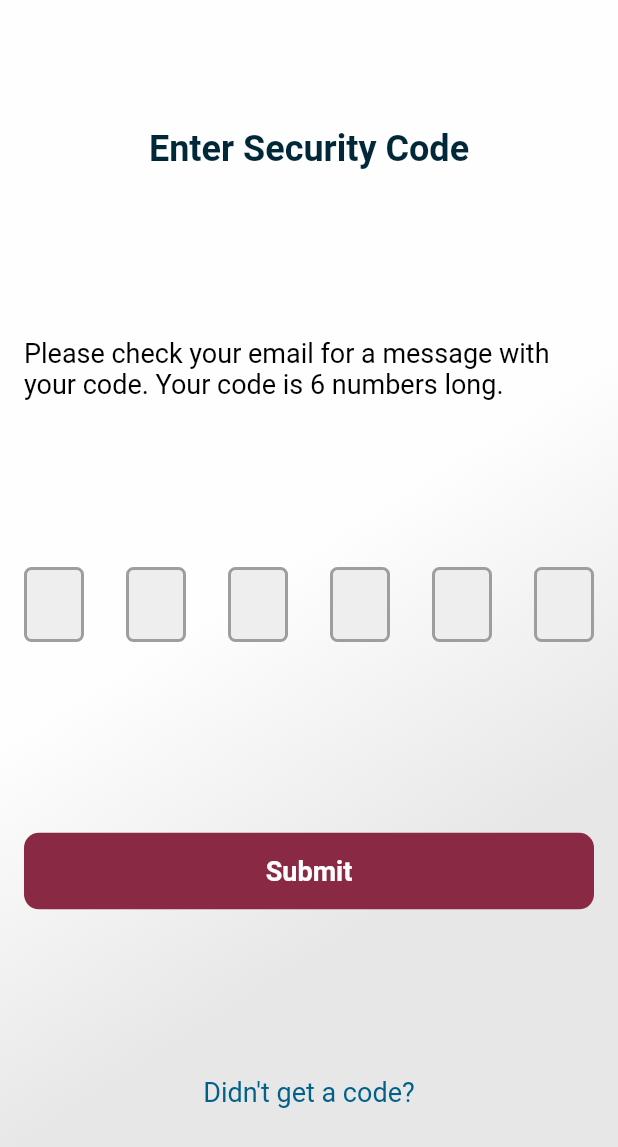
After one commit to karen98bdiw/estimate, a Flutter app: the ResetCodeScreen screen opened directly, on a phone screen of 412 x 824 dp. The commit adds this screen. Shown: the top 1147 px of the screen. Run offline on Flutter 3.47's test engine with Material 2 defaults, Android fonts, the phone set to English and light mode, and no system bars; drawn by our look-alikes of keyboard_dismisser, pin_code_fields; our stand-ins replace auto_size_text, flutter_svg; Roboto replaces fonts that are missing (Colibri); project files that could hold a hidden picture were left out.

Commit message:
reset screens added

```diff
--- /dev/null
+++ b/lib/pages/reset_code_screen.dart
@@ -0,0 +1,146 @@
+import 'package:estimators_app/utils/constats.dart';
+import 'package:estimators_app/utils/styles.dart';
+import 'package:estimators_app/widgets/buttons.dart';
+import 'package:estimators_app/widgets/helpers.dart';
+import 'package:estimators_app/widgets/inputs.dart';
+import 'package:flutter/material.dart';
+import 'package:flutter/services.dart';
+import 'package:flutter_svg/svg.dart';
+import 'package:keyboard_dismisser/keyboard_dismisser.dart';
+import 'package:pin_code_fields/pin_code_fields.dart';
+
+class ResetCodeScreen extends StatelessWidget {
+  String code = "";
+
+  @override
+  Widget build(BuildContext context) {
+    return KeyboardDismisser(
+      child: Scaffold(
+        backgroundColor: mainWhiteBackgroundColor,
+        body: SafeArea(
+          child: Stack(
+            children: [
+              SvgPicture.asset(
+                "assets/images/linearBackground.svg",
+                fit: BoxFit.cover,
+              ),
+              LayoutBuilder(
+                builder: (c, cnst) => SingleChildScrollView(
+                  child: ConstrainedBox(
+                    constraints: BoxConstraints(
+                      minWidth: cnst.maxWidth,
+                      minHeight: cnst.maxHeight,
+                    ),
+                    child: Padding(
+                      padding: EdgeInsets.symmetric(
+                        horizontal: 16,
+                        vertical: 30,
+                      ),
+                      child: Container(
+                        child: Column(
+                          mainAxisSize: MainAxisSize.max,
+                          mainAxisAlignment: MainAxisAlignment.spaceAround,
+                          children: [
+                            FormScreenTitle("Enter Security Code"),
+                            Text(
+                              "Please check your email for a message with your code. Your code is 6 numbers long.",
+                              style: mediumTextStyle(),
+                            ),
+                            PinCodeTextField(
+                              textInputType: TextInputType.number,
+                              backgroundColor: Colors.transparent,
+                              inputFormatters: [
+                                FilteringTextInputFormatter.digitsOnly
+                              ],
+                              length: 6,
+                              animationType: AnimationType.fade,
+                              pinTheme: PinTheme(
+                                activeColor: mainBtnColor,
+                                inactiveColor: Colors.grey,
+                                inactiveFillColor: Colors.grey[200],
+                                selectedColor: mainBtnColor,
+                                selectedFillColor: mainBtnColor,
+                                shape: PinCodeFieldShape.box,
+                                borderRadius: BorderRadius.circular(5),
+                                fieldHeight: 50,
+                                fieldWidth: 40,
+                                activeFillColor: Colors.white,
+                              ),
+                              animationDuration: Duration(milliseconds: 300),
+                              enableActiveFill: true,
+                              onCompleted: (v) {},
+                              onChanged: (value) {
+                                code = value;
+                              },
+                              beforeTextPaste: (text) {
+                                return true;
+                              },
+                            ),
+                            CustomBtn(
+                              fill: false,
+                              onClick: () {
+                                print(code);
+                              },
+                              title: "Submit",
+                            ),
+                            GestureDetector(
+                              onTap: () {
+                                Navigator.of(context).pop();
+                              },
+                              child: Padding(
+                                padding:
+                                    const EdgeInsets.symmetric(horizontal: 10),
+                                child: Text(
+                                  "Didn't get a code?",
+                                  style: mediumTextStyle(color: blueShape),
+                                ),
+                              ),
+                            ),
+                          ],
+                        ),
+                      ),
+                    ),
+                  ),
+                ),
+              ),
+            ],
+          ),
+        ),
+      ),
+    );
+  }
+}
+
+class CustomCodeItem extends StatelessWidget {
+  final String char;
+  final bool fieldFocused;
+  final bool itemFocused;
+
+  const CustomCodeItem({
+    Key key,
+    this.char: '',
+    this.fieldFocused: false,
+    this.itemFocused: false,
+  }) : super(key: key);
+
+  @override
+  Widget build(BuildContext context) {
+    return Container(
+      width: 42.0,
+      height: 42.0,
+      decoration: BoxDecoration(
+        borderRadius: BorderRadius.circular(6.0),
+        color: fieldFocused
+            ? (itemFocused ? Colors.grey : Colors.grey.withOpacity(0.5))
+            : Colors.grey.withOpacity(0.25),
+        border: Border.all(color: itemFocused ? Colors.black : Colors.grey),
+      ),
+      child: Center(
+        child: Text(
+          char,
+          style: Theme.of(context).primaryTextTheme.headline4,
+        ),
+      ),
+    );
+  }
+}
--- a/pubspec.yaml
+++ b/pubspec.yaml
@@ -28,6 +28,7 @@ dependencies:
   country_code_picker: ^1.2.4
   flutter_native_splash: ^0.1.9
   keyboard_dismisser: ^1.0.2
+  pin_code_fields: ^3.1.2
 
 
   # The following adds the Cupertino Icons font to your application.
```
Also changed, not shown: lib/pages/forgot_password_screen.dart (added, +79 -0 lines), lib/pages/login_screen.dart (+43 -6 lines), pubspec.lock.
